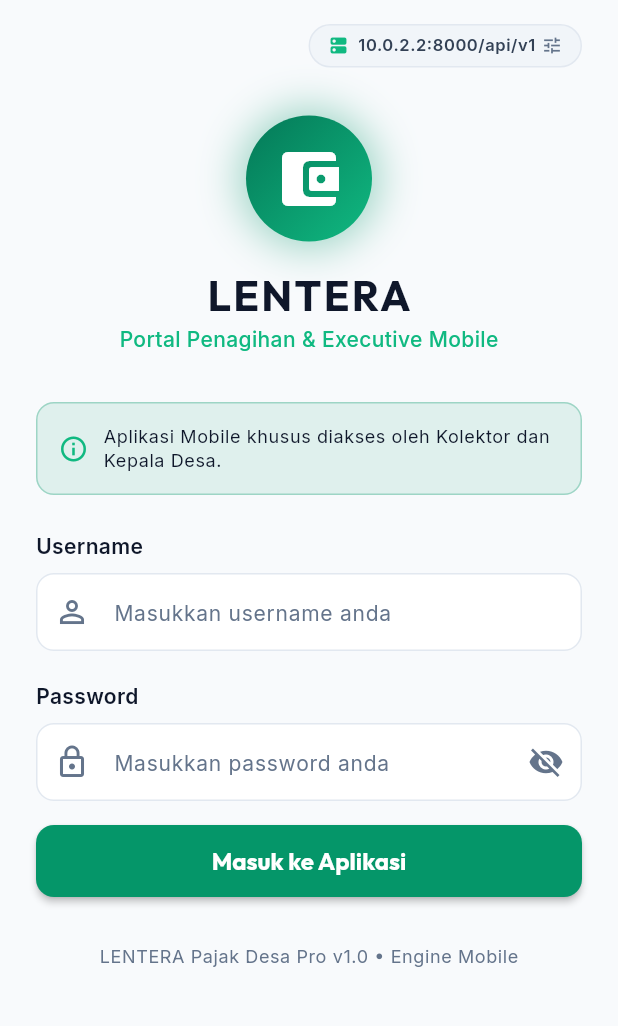
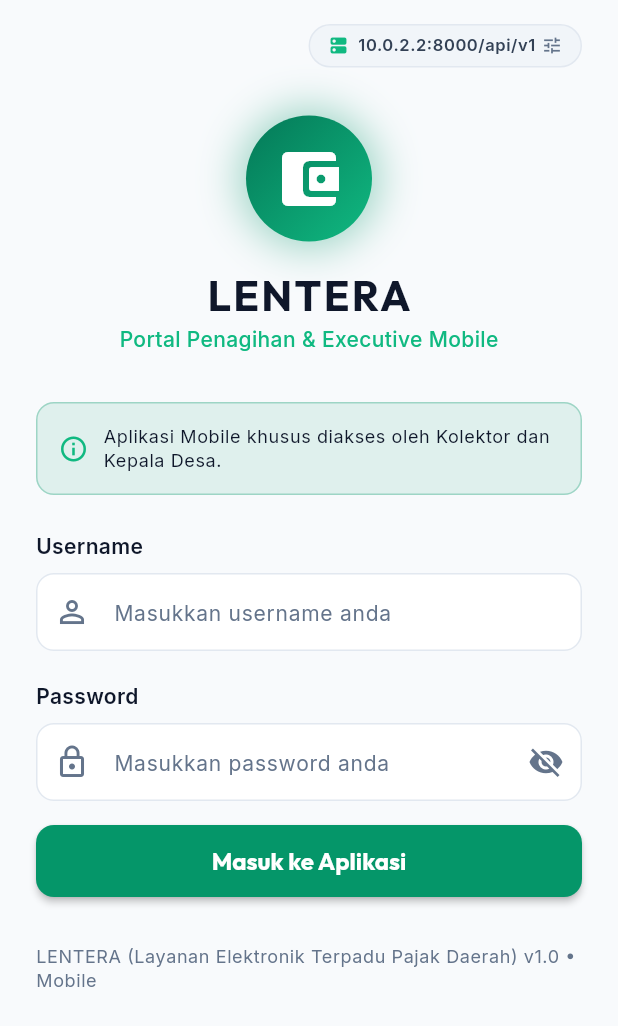
Before and after one commit to asepsetiawan9/pajak-desa-pro-mobile, a Flutter app: the screen it shows after launch, on a phone screen of 412 x 824 dp. Shown: the top 1026 px of the screen. Run offline on Flutter 3.47's test engine with Material 3 defaults, Android fonts, the phone set to English and light mode, and no system bars; our stand-ins replace flutter_spinkit, google_fonts, shared_preferences; accounts and stored records are empty.

Commit message:
refactor: update app branding name to LENTERA (Layanan Elektronik Terpadu Pajak Daerah)

```diff
--- a/lib/main.dart
+++ b/lib/main.dart
@@ -26,7 +26,7 @@ class PajakMobileApp extends StatelessWidget {
         ChangeNotifierProvider(create: (_) => SummaryProvider()),
       ],
       child: MaterialApp(
-        title: 'LENTERA Mobile',
+        title: 'LENTERA (Layanan Elektronik Terpadu Pajak Daerah)',
         debugShowCheckedModeBanner: false,
         theme: AppTheme.lightTheme,
         home: const SplashScreen(),
--- a/lib/views/auth/login_screen.dart
+++ b/lib/views/auth/login_screen.dart
@@ -295,7 +295,7 @@ class _LoginScreenState extends State<LoginScreen> {
               // Quick Local Test Hint Card
               Center(
                 child: Text(
-                  'LENTERA Pajak Desa Pro v1.0 • Engine Mobile',
+                  'LENTERA (Layanan Elektronik Terpadu Pajak Daerah) v1.0 • Mobile',
                   style: Theme.of(context).textTheme.bodySmall,
                 ),
               ),
--- a/lib/views/shared/splash_screen.dart
+++ b/lib/views/shared/splash_screen.dart
@@ -91,7 +91,7 @@ class _SplashScreenState extends State<SplashScreen> {
             ),
             const SizedBox(height: 6),
             Text(
-              'Pajak Desa Pro Mobile',
+              'Layanan Elektronik Terpadu Pajak Daerah',
               style: Theme.of(context).textTheme.bodyMedium?.copyWith(
                     color: AppColors.accent,
                     fontWeight: FontWeight.w500,
```
Also changed, not shown: 1 other file.
